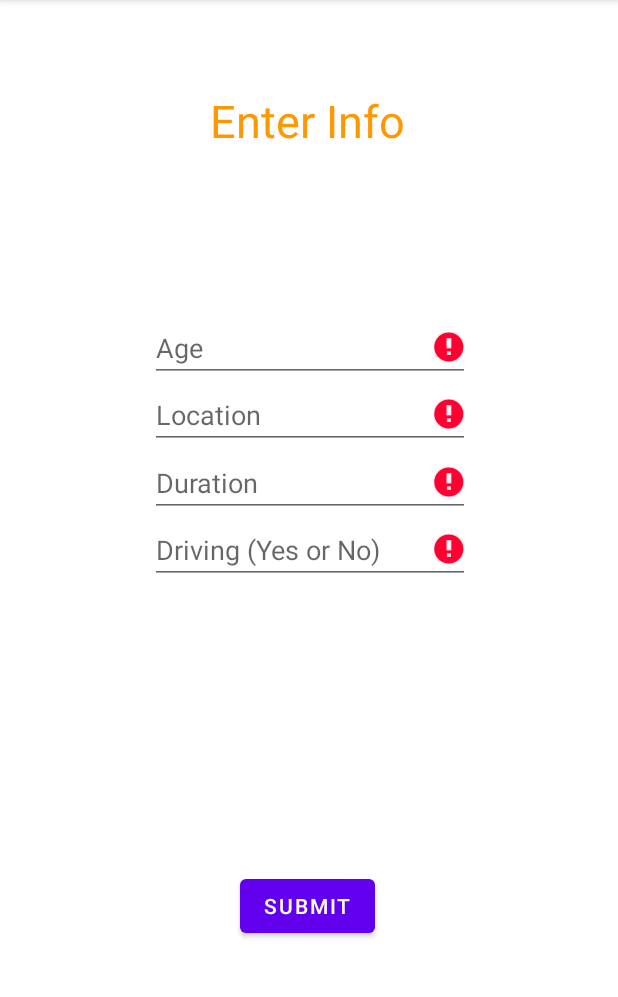
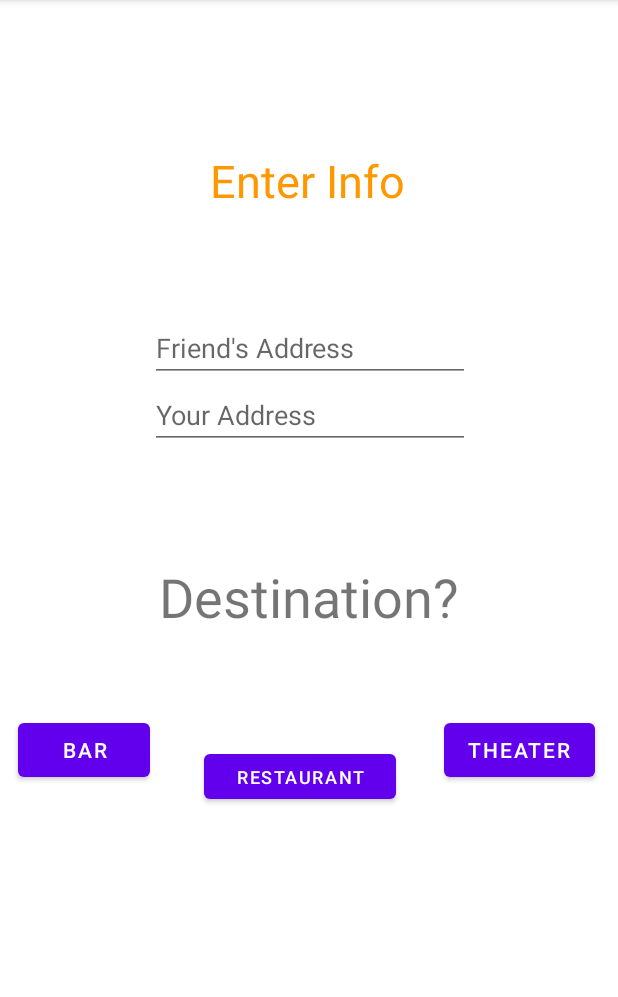
Before and after one commit to hoffm267/Track_or_Treat, an Android app: the SecondFragment screen opened through its navigation route, in the options menu, after a tap on "Settings", on a phone screen of 412 x 824 dp, the part 84-1081 px from its top. Run offline under Robolectric (Android 15) with nearby library versions, the phone set to English and light mode, and no system bars; our stand-ins replace Volley.

```diff
--- a/app/src/main/java/com/example/track_or_treat/MapsActivity.java
+++ b/app/src/main/java/com/example/track_or_treat/MapsActivity.java
@@ -18,6 +18,7 @@ import com.google.android.gms.maps.CameraUpdateFactory;
 import com.google.android.gms.maps.GoogleMap;
 import com.google.android.gms.maps.OnMapReadyCallback;
 import com.google.android.gms.maps.SupportMapFragment;
+import com.google.android.gms.maps.model.BitmapDescriptorFactory;
 import com.google.android.gms.maps.model.LatLng;
 import com.google.android.gms.maps.model.MarkerOptions;
 import com.google.android.gms.maps.model.Polyline;
@@ -99,9 +100,8 @@ public class MapsActivity extends FragmentActivity implements OnMapReadyCallback
         Log.d("Message", "onMapReady");
 
         // Add a marker in Sydney and move the camera
-        LatLng sydney = new LatLng(-34, 151);
-        mMap.addMarker(new MarkerOptions().position(sydney).title("Marker in Sydney"));
-        mMap.moveCamera(CameraUpdateFactory.newLatLng(sydney));
+        LatLng start = new LatLng(39.793694, -86.134157);
+        mMap.moveCamera(CameraUpdateFactory.newLatLng(start));
 
 
         mQueue = Volley.newRequestQueue(this);
@@ -109,8 +109,10 @@ public class MapsActivity extends FragmentActivity implements OnMapReadyCallback
         //String url = "https://maps.googleapis.com/maps/api/geocode/json?address=";
         //url += "11616+Carroll+Cove,+Fort+Wayne,+IN";
         //url += "&key=AIzaSyAJEVLsJQ74ukMWGrYKhjQvYx262Fhy3Tw";
-        String userUrl = "https://maps.googleapis.com/maps/api/geocode/json?address=11616+Carroll+Cove,+Fort+Wayne,+IN&key=AIzaSyAJEVLsJQ74ukMWGrYKhjQvYx262Fhy3Tw";
-        String friendUrl = "https://maps.googleapis.com/maps/api/geocode/json?address=221+Mabry+Cove,+Fort+Wayne,+IN&key=AIzaSyAJEVLsJQ74ukMWGrYKhjQvYx262Fhy3Tw";
+        String userUrl = "https://maps.googleapis.com/maps/api/geocode/json?address=";
+        userUrl += SecondFragment.userLoc;
+        userUrl += "&key=AIzaSyAJEVLsJQ74ukMWGrYKhjQvYx262Fhy3Tw";
+        String friendUrl = "https://maps.googleapis.com/maps/api/geocode/json?address=" + SecondFragment.friendLoc + "&key=AIzaSyAJEVLsJQ74ukMWGrYKhjQvYx262Fhy3Tw";
 
         System.out.println("Http Request for User Location");
         JsonObjectRequest userLocation = new JsonObjectRequest(Request.Method.GET, userUrl, null,
@@ -195,7 +197,7 @@ public class MapsActivity extends FragmentActivity implements OnMapReadyCallback
                                         } catch (JSONException e) {
                                             e.printStackTrace();
                                         }
-                                        mMap.addMarker(new MarkerOptions().position(new LatLng(destintationLat, destinationLng)).title(meetingName));
+                                        mMap.addMarker(new MarkerOptions().position(new LatLng(destintationLat, destinationLng)).title(meetingName).icon(BitmapDescriptorFactory.defaultMarker(BitmapDescriptorFactory.HUE_ORANGE)));
                                     }
                                 }, new Response.ErrorListener() {
                             @Override
--- a/app/src/main/java/com/example/track_or_treat/SecondFragment.java
+++ b/app/src/main/java/com/example/track_or_treat/SecondFragment.java
@@ -6,26 +6,22 @@ import android.view.View;
 import android.view.ViewGroup;
 import android.widget.Button;
 import android.widget.EditText;
-import android.widget.TextView;
 
 import androidx.annotation.NonNull;
-import androidx.appcompat.widget.Toolbar;
 import androidx.fragment.app.Fragment;
-import androidx.fragment.app.FragmentManager;
 import androidx.navigation.fragment.NavHostFragment;
 
+import java.sql.SQLOutput;
+
 public class SecondFragment extends Fragment {
-    public String location;
-    public int age, duration;
-    public boolean driving;
 
-    EditText ageInput;
-    EditText locationsInput;
-    EditText durationInput;
-    EditText drivingInput;
+    public static String userLoc, friendLoc, dest; //change these to what you want the variable names to be
 
-    Button button;
+    EditText userInput;
+    EditText friendInput;
+    EditText destInput;
 
+    Button buttonBar, buttonRes, buttonThe;
 
     public View onCreateView(
             LayoutInflater inflater, ViewGroup container,
@@ -38,44 +34,48 @@ public class SecondFragment extends Fragment {
     public void onViewCreated(@NonNull View view, Bundle savedInstanceState) {
         super.onViewCreated(view, savedInstanceState);
 
-        ageInput = (EditText) ((MainActivity) getActivity()).findViewById(R.id.ageInput);
-        locationsInput = (EditText) ((MainActivity) getActivity()).findViewById(R.id.locationInput);
-        durationInput = (EditText) ((MainActivity) getActivity()).findViewById(R.id.durationInput);
-        drivingInput = (EditText) ((MainActivity) getActivity()).findViewById(R.id.drivingInput);
+        userInput = (EditText) ((MainActivity) getActivity()).findViewById(R.id.userAdd);
+        friendInput = (EditText) ((MainActivity) getActivity()).findViewById(R.id.friendAdd);
 
-
-
-        button = (Button) ((MainActivity) getActivity()).findViewById(R.id.button2);
-        button.setOnClickListener(new View.OnClickListener() {
+        buttonBar = (Button) ((MainActivity) getActivity()).findViewById(R.id.button);
+        buttonRes = (Button) ((MainActivity) getActivity()).findViewById(R.id.button2);
+        buttonThe = (Button) ((MainActivity) getActivity()).findViewById(R.id.button3);
+        buttonBar.setOnClickListener(new View.OnClickListener() {
             @Override
             public void onClick(View v) {
-                try {
-                    age = Integer.parseInt(ageInput.getText().toString());
-                } catch (Exception e) {
-                    ageInput.setError("Invalid Input");
-                }
-                if (!locationsInput.getText().toString().equals("")) {
-                    location = locationsInput.getText().toString();
-                } else {
-                    locationsInput.setError("Invalid Input");
-                }
-                try {
-                    duration = Integer.parseInt(durationInput.getText().toString());
-                } catch (Exception e) {
-                    durationInput.setError("Invalid Input");
-                }
-                if (drivingInput.getText().toString().equalsIgnoreCase("yes")) {
-                    driving = true;
-                } else if (drivingInput.getText().toString().equalsIgnoreCase("no")) {
-                    driving = false;
-                } else {
-                    drivingInput.setError("Invalid Input");
-                }
+                //also change variable names here
+                userLoc = userInput.getText().toString().replace(" ", "+");
+                friendLoc = friendInput.getText().toString().replace(" ", "+");
+                dest = "bar";
                 NavHostFragment.findNavController(SecondFragment.this)
                         .navigate(R.id.action_SecondFragment_to_mapsActivity);
 
             }
         });
+        buttonRes.setOnClickListener(new View.OnClickListener() {
+            @Override
+            public void onClick(View v) {
+                //also change variable names here
+                userLoc = userInput.getText().toString().replace(" ", "+");
+                friendLoc = friendInput.getText().toString().replace(" ", "+");
+                dest = "restaurant";
+                NavHostFragment.findNavController(SecondFragment.this)
+                        .navigate(R.id.action_SecondFragment_to_mapsActivity);
 
+            }
+        });
+        buttonThe.setOnClickListener(new View.OnClickListener() {
+            @Override
+            public void onClick(View v) {
+                //also change variable names here
+                userLoc = userInput.getText().toString().replace(" ", "+");
+                friendLoc = friendInput.getText().toString().replace(" ", "+");
+                dest = "movie_theater";
+                NavHostFragment.findNavController(SecondFragment.this)
+                        .navigate(R.id.action_SecondFragment_to_mapsActivity);
+
+            }
+        });
     }
+
 }
--- a/app/src/main/res/layout/fragment_second.xml
+++ b/app/src/main/res/layout/fragment_second.xml
@@ -20,7 +20,7 @@
         android:layout_height="wrap_content"
         android:layout_marginStart="140dp"
         android:layout_marginLeft="140dp"
-        android:layout_marginTop="60dp"
+        android:layout_marginTop="100dp"
         android:text="Enter Info"
         android:textColor="#FF9800"
         android:textSize="30sp"
@@ -29,65 +29,76 @@
 
     <Button
         android:id="@+id/button2"
-        android:layout_width="wrap_content"
-        android:layout_height="wrap_content"
-        android:layout_marginStart="160dp"
-        android:layout_marginLeft="160dp"
-        android:layout_marginBottom="140dp"
-        android:text="Submit"
+        android:layout_width="128dp"
+        android:layout_height="42dp"
+        android:layout_marginStart="136dp"
+        android:layout_marginLeft="136dp"
+        android:layout_marginTop="478dp"
+        android:layout_marginBottom="211dp"
+        android:text="Restaurant"
+        android:textSize="12sp"
         app:layout_constraintBottom_toBottomOf="parent"
-        app:layout_constraintStart_toStartOf="parent" />
+        app:layout_constraintStart_toStartOf="parent"
+        app:layout_constraintTop_toTopOf="parent" />
 
     <EditText
-        android:id="@+id/ageInput"
+        android:id="@+id/friendAdd"
         android:layout_width="wrap_content"
         android:layout_height="45dp"
         android:layout_marginStart="100dp"
         android:layout_marginLeft="100dp"
         android:layout_marginTop="209dp"
         android:ems="10"
-        android:hint="Age"
+        android:hint="Friend's Address"
         android:inputType="textPersonName"
         app:layout_constraintStart_toStartOf="parent"
         app:layout_constraintTop_toTopOf="parent" />
 
     <EditText
-        android:id="@+id/locationInput"
+        android:id="@+id/userAdd"
         android:layout_width="wrap_content"
         android:layout_height="wrap_content"
         android:layout_marginStart="100dp"
         android:layout_marginLeft="100dp"
         android:layout_marginTop="254dp"
         android:ems="10"
-        android:hint="Location"
+        android:hint="Your Address"
         android:inputType="textPersonName"
         app:layout_constraintStart_toStartOf="parent"
         app:layout_constraintTop_toTopOf="parent" />
 
-    <EditText
-        android:id="@+id/durationInput"
+    <Button
+        android:id="@+id/button"
         android:layout_width="wrap_content"
         android:layout_height="wrap_content"
-        android:layout_marginStart="100dp"
-        android:layout_marginLeft="100dp"
-        android:layout_marginTop="299dp"
-        android:ems="10"
-        android:hint="Duration"
-        android:inputType="textPersonName"
+        android:layout_marginStart="12dp"
+        android:layout_marginLeft="12dp"
+        android:layout_marginTop="476dp"
+        android:text="Bar"
         app:layout_constraintStart_toStartOf="parent"
         app:layout_constraintTop_toTopOf="parent" />
 
-    <EditText
-        android:id="@+id/drivingInput"
+    <Button
+        android:id="@+id/button3"
         android:layout_width="wrap_content"
         android:layout_height="wrap_content"
-        android:layout_marginStart="100dp"
-        android:layout_marginLeft="100dp"
-        android:layout_marginTop="344dp"
-        android:ems="10"
-        android:hint="Driving (Yes or No)"
-        android:inputType="textPersonName"
-        app:layout_constraintStart_toStartOf="parent"
+        android:layout_marginTop="476dp"
+        android:layout_marginEnd="15dp"
+        android:layout_marginRight="15dp"
+        android:text="Theater"
+        app:layout_constraintEnd_toEndOf="parent"
+        app:layout_constraintTop_toTopOf="parent" />
+
+    <TextView
+        android:id="@+id/textView2"
+        android:layout_width="wrap_content"
+        android:layout_height="wrap_content"
+        android:layout_marginTop="373dp"
+        android:layout_marginEnd="106dp"
+        android:layout_marginRight="106dp"
+        android:text="Destination?"
+        android:textSize="36sp"
+        app:layout_constraintEnd_toEndOf="parent"
         app:layout_constraintTop_toTopOf="parent" />
 
 </androidx.constraintlayout.widget.ConstraintLayout>
```
Also changed, not shown: 25 other files.
